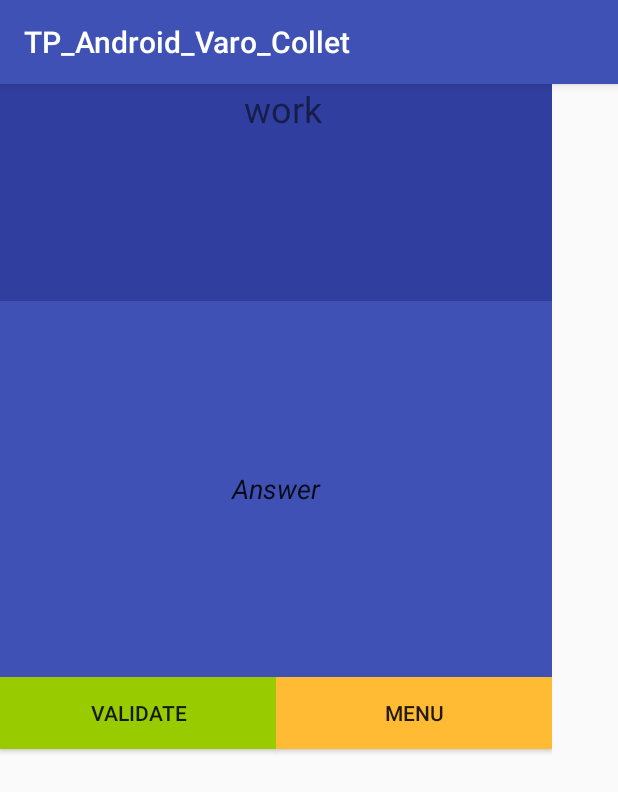
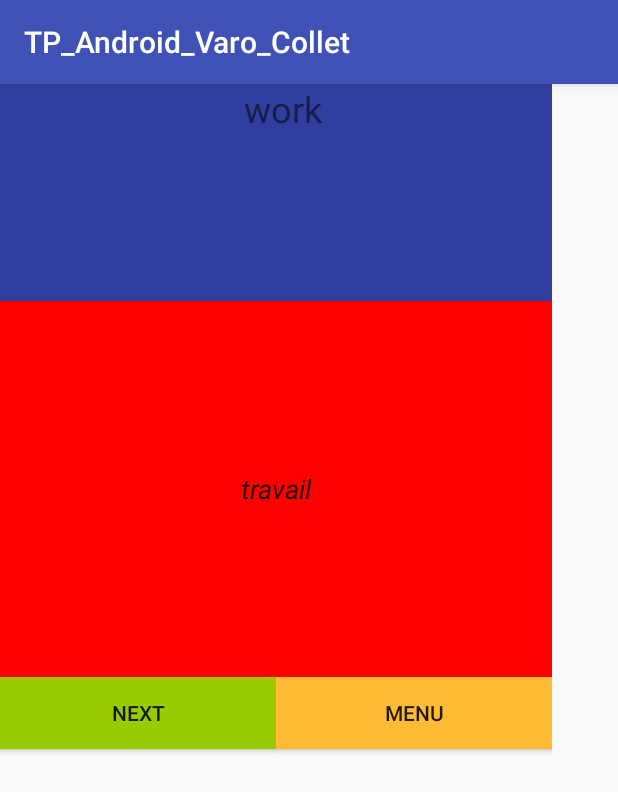
Before and after one commit to ColletAxel/TP_Android_Varo_Collet, an Android app: the screen it shows after launch (MainActivity), after a tap on "VALIDATE", on a phone screen of 412 x 824 dp. Shown: the top 792 px of the screen. Run offline under Robolectric (Android 15) with nearby library versions, the phone set to English and light mode, and no system bars.

Commit message:
Bouton fonctionnel Comparaison des string fausse...

```diff
--- a/app/src/main/java/com/axelcollet/tp_android_varo_collet/MainActivity.java
+++ b/app/src/main/java/com/axelcollet/tp_android_varo_collet/MainActivity.java
@@ -1,5 +1,6 @@
 package com.axelcollet.tp_android_varo_collet;
 
+import android.app.Activity;
 import android.graphics.Color;
 import android.support.v7.app.AppCompatActivity;
 import android.os.Bundle;
@@ -8,6 +9,7 @@ import android.widget.Button;
 import android.view.View;
 import android.widget.EditText;
 import android.widget.TextView;
+import android.widget.Toast;
 
 import java.util.ArrayList;
 import java.util.List;
@@ -25,45 +27,75 @@ public class MainActivity extends AppCompatActivity {
     private int posList = 0;
     private TupleVocabulaire tvActuel;
 
-    // TODO: 15.11.2017  faire fonctionner cette liste....
-    List<TupleVocabulaire> tvList = new ArrayList<TupleVocabulaire>(10);
+    private List<TupleVocabulaire> tvList = new ArrayList<TupleVocabulaire>(10);
 
     @Override
     protected void onCreate(Bundle savedInstanceState) {
         super.onCreate(savedInstanceState);
+        setContentView(R.layout.activity_main);
+        final Activity mActivity = this;
 
-        setContentView(R.layout.activity_main);
+        final Button buttonValidate = (Button) findViewById(R.id.button_validate);
+
+
+
         tvList.add(tv1);
         tvList.add(tv2);
         tvList.add(tv3);
         tvList.add(tv4);
-        final Button button_validate = (Button)findViewById(R.id.button_validate);
-        final TextView viewMot = (TextView)findViewById(R.id.textView);
-        final EditText viewReponse = (EditText)findViewById(R.id.editText);
-        System.out.print("loool11");
-        Log.d("creation","on creat exectuted");
+        tvActuel = tvList.get(posList);
+
+        initTuble(tvActuel);
+        buttonValidate.setOnClickListener(new View.OnClickListener() {
+
+            @Override
+            public void onClick(View v) {
+                if (buttonValidate.getText()==getResources().getString(R.string.validate)){
+                    buttonValidate.setText(getResources().getString(R.string.next));
+
+                    verifieTuple(tvActuel);
+                }else{
+                    buttonValidate.setText(getResources().getString(R.string.validate));
+
+                    tvActuel = nextMot();
+                    initTuble(tvActuel);
+                }
 
 
-        tvActuel = tvList.get(posList);
-        viewMot.setText(tvActuel.Mot);
-        button_validate.setOnClickListener(new View.OnClickListener() {
-            public void onClick(View v) {
-                System.out.println("\n\nTEST\n\n");
-                Log.d("btn","le bouton a ete appuyer");
-                button_validate.setText("Next");
-            }
-        });
-
-        final Button button_menu = (Button)findViewById(R.id.button3);
-        button_validate.setOnClickListener(new View.OnClickListener() {
-            public void onClick(View v) {
-                //// TODO: 15.11.2017 back  menu
             }
         });
 
     }
+
+    private void initTuble(TupleVocabulaire tv){
+        final TextView viewMot = (TextView)findViewById(R.id.textView);
+        final EditText viewReponse = (EditText)findViewById(R.id.editText);
+        viewReponse.setBackgroundColor(getResources().getColor(R.color.colorPrimary));
+        viewMot.setText(tv.Mot);
+
+    }
+
+    private void verifieTuple (TupleVocabulaire tv){
+        final EditText viewReponse = (EditText)findViewById(R.id.editText);
+        final TextView viewMot = (TextView)findViewById(R.id.textView);
+        if (tv.VerifieTuble(viewMot.getText().toString(),viewReponse.getText().toString())){
+            viewReponse.setBackgroundColor(Color.GREEN);
+        }else{
+            viewReponse.setBackgroundColor(Color.RED);
+            viewReponse.setText(tv.MotTraduit);
+
+        }
+    }
+
+    private TupleVocabulaire nextMot(){
+        posList++;
+
+        if (!(posList< tvList.size())){
+            posList =0;
+        }
+        return tvList.get(posList);
+    }
 }
-
 // TODO: 15.11.2017 faire classe carton
 // TODO: 15.11.2017 faire classe qui contient plusieurs carton genre une liste des ids
 // TODO: 15.11.2017 faire activity menu
--- a/app/src/main/java/com/axelcollet/tp_android_varo_collet/TupleVocabulaire.java
+++ b/app/src/main/java/com/axelcollet/tp_android_varo_collet/TupleVocabulaire.java
@@ -24,12 +24,15 @@ public class TupleVocabulaire {
     }
 
     public boolean VerifieTuble (String Mot1,String Mot2){
+
+        boolean vr;
         if (Mot1 ==this.Mot){
-            return (Mot2 == this.MotTraduit);
+            vr = Mot2 == this.MotTraduit;
         }else if (Mot2 == this.Mot){
-            return (Mot1 == this.MotTraduit);
+            vr = Mot1 == this.MotTraduit;
         }else{
-            return false;
+            vr = false;
         }
+        return vr;
     }
 }
--- a/app/src/main/res/layout/activity_main.xml
+++ b/app/src/main/res/layout/activity_main.xml
@@ -53,7 +53,7 @@
                 android:layout_height="wrap_content"
                 android:layout_weight="1"
                 android:background="@android:color/holo_green_light"
-                android:text="Validate" />
+                android:text="@string/validate" />
 
             <Button
                 android:id="@+id/button3"
--- a/app/src/main/res/values/strings.xml
+++ b/app/src/main/res/values/strings.xml
@@ -1,3 +1,5 @@
 <resources>
     <string name="app_name">TP_Android_Varo_Collet</string>
+    <string name="validate">Validate</string>
+    <string name="next">Next</string>
 </resources>
```
